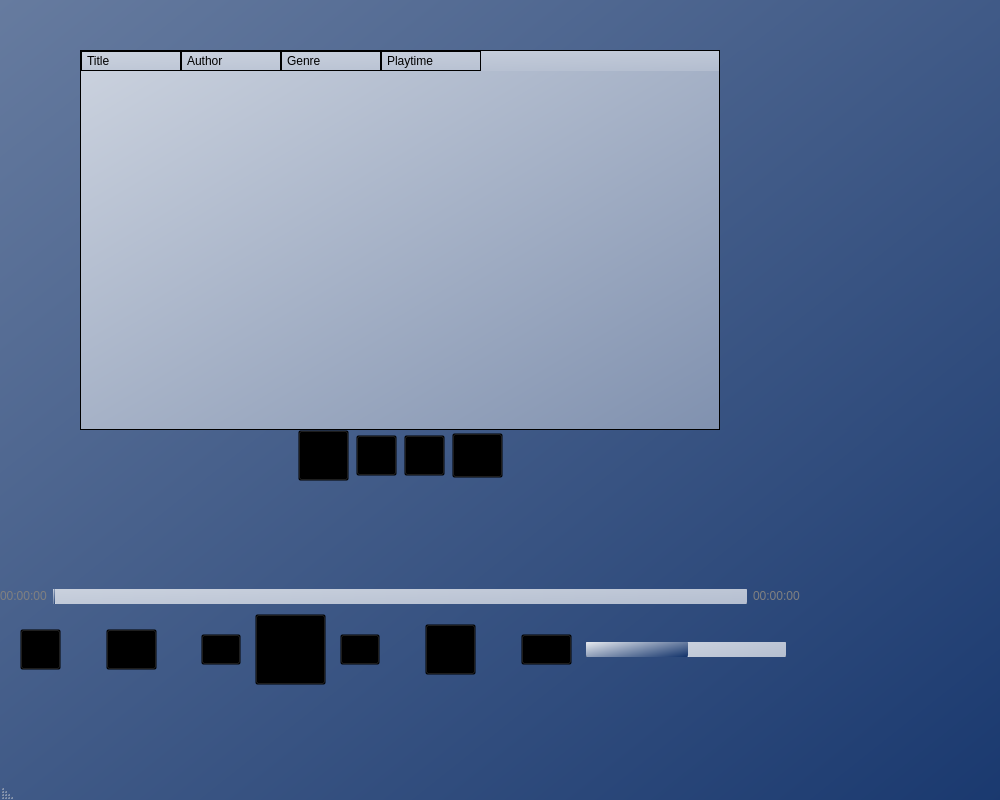
This is MP3-Player/mainwindow.ui in stephanHAWK/Lufthansa_TechnikAG_MP3-Player as Qt 5 draws it before an edit. The edited form follows.
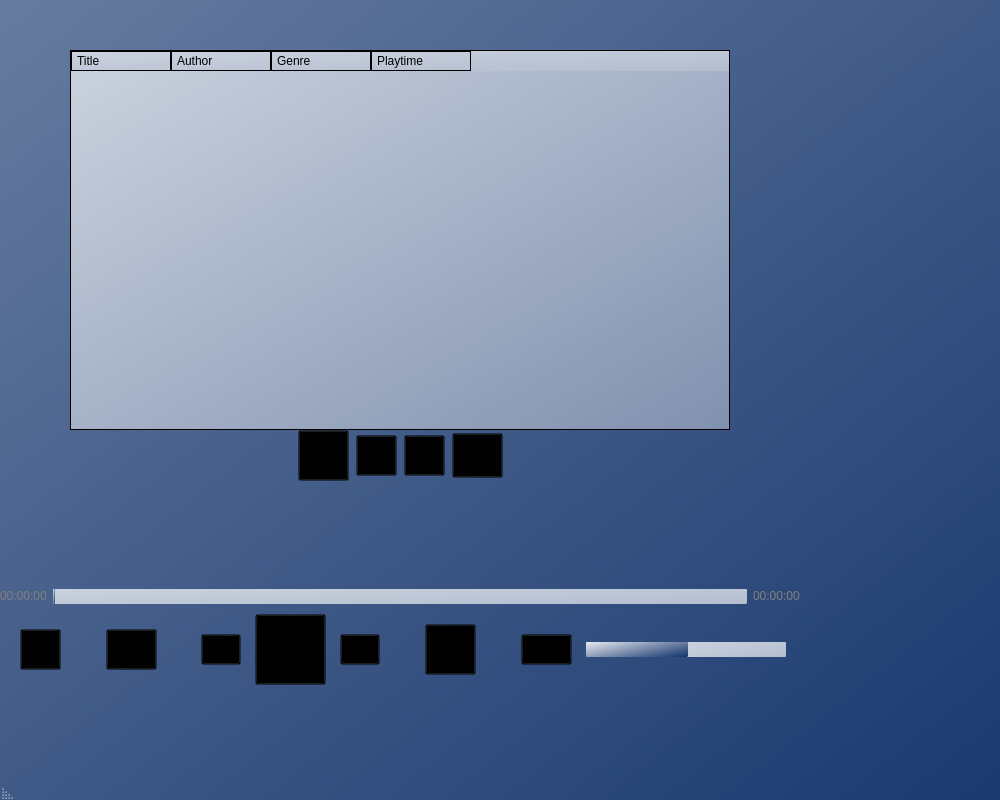
This is the edited form. Icons and pictures are not drawn.

```diff
--- a/MP3-Player/mainwindow.ui
+++ b/MP3-Player/mainwindow.ui
@@ -106,7 +106,7 @@
            </property>
            <property name="minimumSize">
             <size>
-             <width>640</width>
+             <width>660</width>
              <height>380</height>
             </size>
            </property>
```
